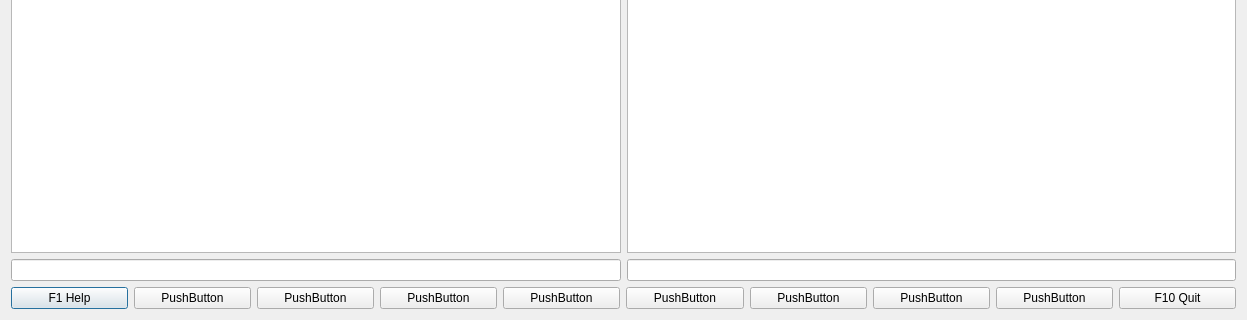
Before: the Qt Designer form dialog.ui in stephaneworkspace/midnight-commander-clone-mcc, drawn with Qt 5; both pictures show x 0 to 1247 and y 488 to 808 of the 1247 by 808 pixel window.
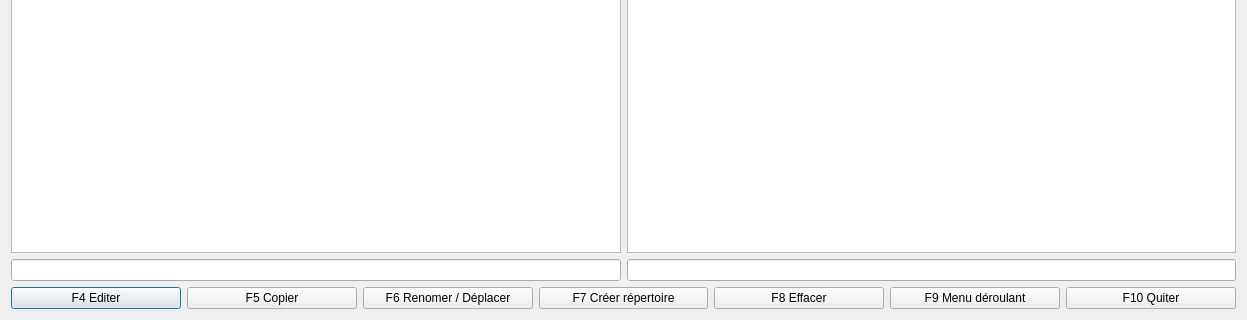
After: the same form once the commit is applied.

The edit to the form file:
```diff
--- a/dialog.ui
+++ b/dialog.ui
@@ -113,70 +113,49 @@
      <item>
       <widget class="QPushButton" name="pushButtonF1">
        <property name="text">
-        <string>F1 Help</string>
+        <string>F4 Editer</string>
        </property>
       </widget>
      </item>
      <item>
       <widget class="QPushButton" name="pushButton_3">
        <property name="text">
-        <string>PushButton</string>
+        <string>F5 Copier</string>
        </property>
       </widget>
      </item>
      <item>
       <widget class="QPushButton" name="pushButton_2">
        <property name="text">
-        <string>PushButton</string>
+        <string>F6 Renomer / Déplacer</string>
        </property>
       </widget>
      </item>
      <item>
       <widget class="QPushButton" name="pushButton">
        <property name="text">
-        <string>PushButton</string>
+        <string>F7 Créer répertoire</string>
        </property>
       </widget>
      </item>
      <item>
       <widget class="QPushButton" name="pushButton_5">
        <property name="text">
-        <string>PushButton</string>
+        <string>F8 Effacer</string>
        </property>
       </widget>
      </item>
      <item>
       <widget class="QPushButton" name="pushButton_6">
        <property name="text">
-        <string>PushButton</string>
+        <string>F9 Menu déroulant</string>
        </property>
       </widget>
      </item>
      <item>
       <widget class="QPushButton" name="pushButton_7">
        <property name="text">
-        <string>PushButton</string>
-       </property>
-      </widget>
-     </item>
-     <item>
-      <widget class="QPushButton" name="pushButton_8">
-       <property name="text">
-        <string>PushButton</string>
-       </property>
-      </widget>
-     </item>
-     <item>
-      <widget class="QPushButton" name="pushButton_9">
-       <property name="text">
-        <string>PushButton</string>
-       </property>
-      </widget>
-     </item>
-     <item>
-      <widget class="QPushButton" name="pushButton_10">
-       <property name="text">
-        <string>F10 Quit</string>
+        <string>F10 Quiter</string>
        </property>
       </widget>
      </item>
```
Left out of the diff: 21 changed lines with no effect on the pictures.
